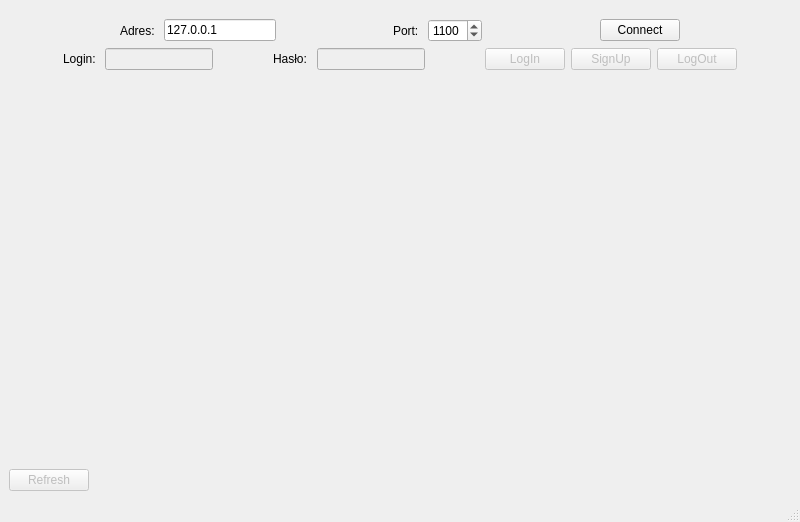
Before: the Qt Designer form client/mainwindow.ui in michal-kowal/bsd-socket-chat-app, drawn with Qt 5.
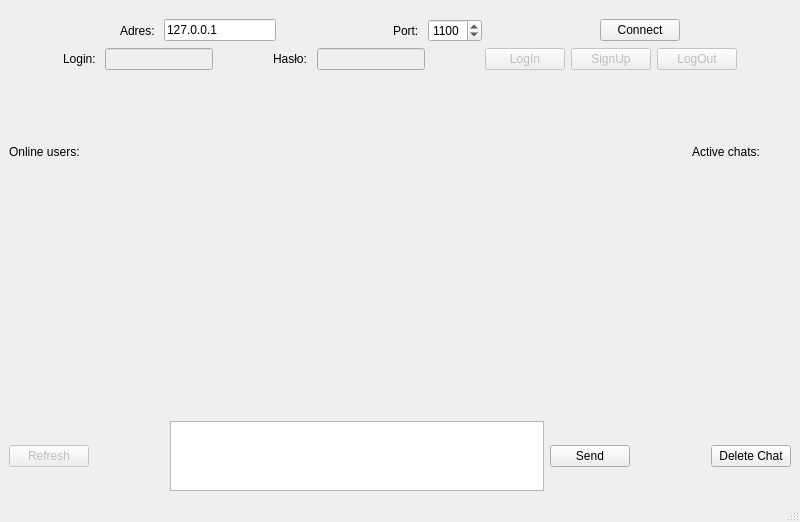
After: the same form once the commit is applied.

Commit message: Add chat layout

Patch:
```diff
--- a/client/mainwindow.ui
+++ b/client/mainwindow.ui
@@ -14,7 +14,7 @@
    <string>MainWindow</string>
   </property>
   <widget class="QWidget" name="centralwidget">
-   <layout class="QVBoxLayout" name="verticalLayout_2" stretch="1,0,7,1">
+   <layout class="QVBoxLayout" name="verticalLayout_2" stretch="1,0,0,7,1">
     <item>
      <layout class="QVBoxLayout" name="verticalLayout">
       <property name="sizeConstraint">
@@ -289,6 +289,60 @@
       </property>
      </spacer>
     </item>
+    <item>
+     <layout class="QHBoxLayout" name="InfoLayout" stretch="1,0,5,0,1">
+      <item>
+       <widget class="QLabel" name="UsersOnline">
+        <property name="enabled">
+         <bool>true</bool>
+        </property>
+        <property name="text">
+         <string>Online users:</string>
+        </property>
+       </widget>
+      </item>
+      <item>
+       <spacer name="horizontalSpacer_15">
+        <property name="orientation">
+         <enum>Qt::Horizontal</enum>
+        </property>
+        <property name="sizeHint" stdset="0">
+         <size>
+          <width>40</width>
+          <height>20</height>
+         </size>
+        </property>
+       </spacer>
+      </item>
+      <item>
+       <widget class="QLabel" name="ChatWith">
+        <property name="text">
+         <string/>
+        </property>
+       </widget>
+      </item>
+      <item>
+       <spacer name="horizontalSpacer_14">
+        <property name="orientation">
+         <enum>Qt::Horizontal</enum>
+        </property>
+        <property name="sizeHint" stdset="0">
+         <size>
+          <width>40</width>
+          <height>20</height>
+         </size>
+        </property>
+       </spacer>
+      </item>
+      <item>
+       <widget class="QLabel" name="ActiveChatName">
+        <property name="text">
+         <string>Active chats:</string>
+        </property>
+       </widget>
+      </item>
+     </layout>
+    </item>
     <item>
      <layout class="QHBoxLayout" name="horizontalLayout_2" stretch="1,0,4,0,1">
       <item>
@@ -332,7 +386,7 @@
      </layout>
     </item>
     <item>
-     <layout class="QHBoxLayout" name="horizontalLayout_5">
+     <layout class="QHBoxLayout" name="horizontalLayout_5" stretch="1,1,5,1,1,1">
       <item>
        <widget class="QPushButton" name="refreshButton">
         <property name="enabled">
@@ -343,6 +397,29 @@
         </property>
        </widget>
       </item>
+      <item>
+       <spacer name="horizontalSpacer_16">
+        <property name="orientation">
+         <enum>Qt::Horizontal</enum>
+        </property>
+        <property name="sizeHint" stdset="0">
+         <size>
+          <width>40</width>
+          <height>20</height>
+         </size>
+        </property>
+       </spacer>
+      </item>
+      <item>
+       <widget class="QTextEdit" name="messageTextEdit"/>
+      </item>
+      <item>
+       <widget class="QPushButton" name="sendButton">
+        <property name="text">
+         <string>Send</string>
+        </property>
+       </widget>
+      </item>
       <item>
        <spacer name="horizontalSpacer_13">
         <property name="orientation">
@@ -356,6 +433,13 @@
         </property>
        </spacer>
       </item>
+      <item>
+       <widget class="QPushButton" name="closeChatButton">
+        <property name="text">
+         <string>Delete Chat</string>
+        </property>
+       </widget>
+      </item>
      </layout>
     </item>
    </layout>
```
The commit also changes 4 other files.
